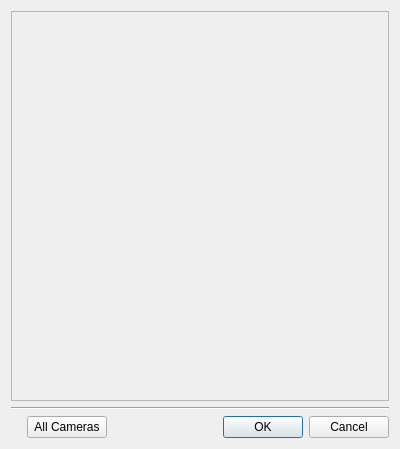
Above: client/nx_client_desktop/src/nx/client/desktop/resource_dialogs/camera_selection_dialog.ui from networkoptix/nx_open before the change. Below: the same form after it.
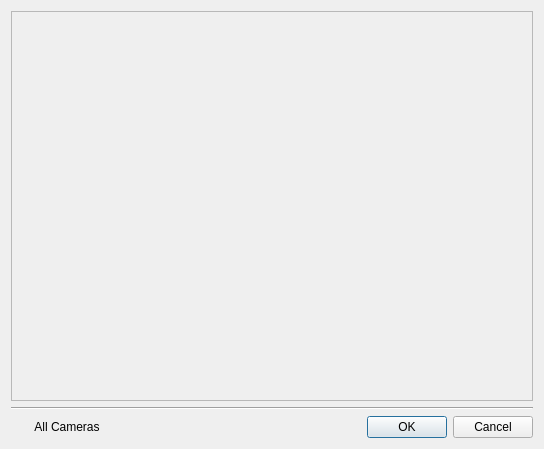
That is the form after the change. Custom widgets are drawn as their Qt base class.

Diff of the .ui file:
```diff
--- a/client/nx_client_desktop/src/nx/client/desktop/resource_dialogs/camera_selection_dialog.ui
+++ b/client/nx_client_desktop/src/nx/client/desktop/resource_dialogs/camera_selection_dialog.ui
@@ -6,7 +6,7 @@
    <rect>
     <x>0</x>
     <y>0</y>
-    <width>400</width>
+    <width>544</width>
     <height>449</height>
    </rect>
   </property>
@@ -44,6 +44,9 @@
        <property name="checkable">
         <bool>true</bool>
        </property>
+       <property name="flat">
+        <bool>true</bool>
+       </property>
       </widget>
      </item>
      <item>
```
